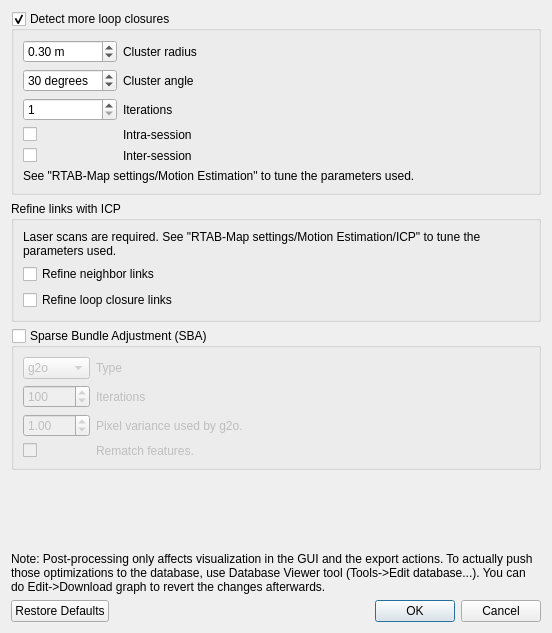
introlab/rtabmap, file guilib/src/ui/postProcessingDialog.ui: the form before one commit.
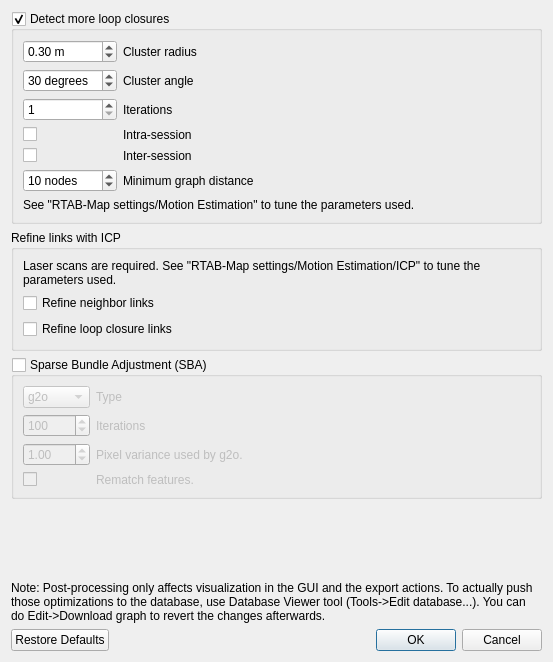
The form after the commit. Icons and pictures are not drawn.

Commit message: New rtabmap-reduceGraph CLI tool (#1655)

```diff
--- a/guilib/src/ui/postProcessingDialog.ui
+++ b/guilib/src/ui/postProcessingDialog.ui
@@ -6,8 +6,8 @@
    <rect>
     <x>0</x>
     <y>0</y>
-    <width>552</width>
-    <height>633</height>
+    <width>553</width>
+    <height>662</height>
    </rect>
   </property>
   <property name="windowTitle">
@@ -144,6 +144,32 @@
           </property>
          </widget>
         </item>
+        <item row="5" column="1">
+         <widget class="QLabel" name="label_11">
+          <property name="text">
+           <string>Minimum graph distance</string>
+          </property>
+          <property name="wordWrap">
+           <bool>true</bool>
+          </property>
+         </widget>
+        </item>
+        <item row="5" column="0">
+         <widget class="QSpinBox" name="minGraphDistance">
+          <property name="suffix">
+           <string> nodes</string>
+          </property>
+          <property name="minimum">
+           <number>1</number>
+          </property>
+          <property name="maximum">
+           <number>9999</number>
+          </property>
+          <property name="value">
+           <number>10</number>
+          </property>
+         </widget>
+        </item>
        </layout>
       </item>
       <item>
```
Left out of the diff: 32 changed lines with no effect on the pictures. The commit also changes 23 other files.
